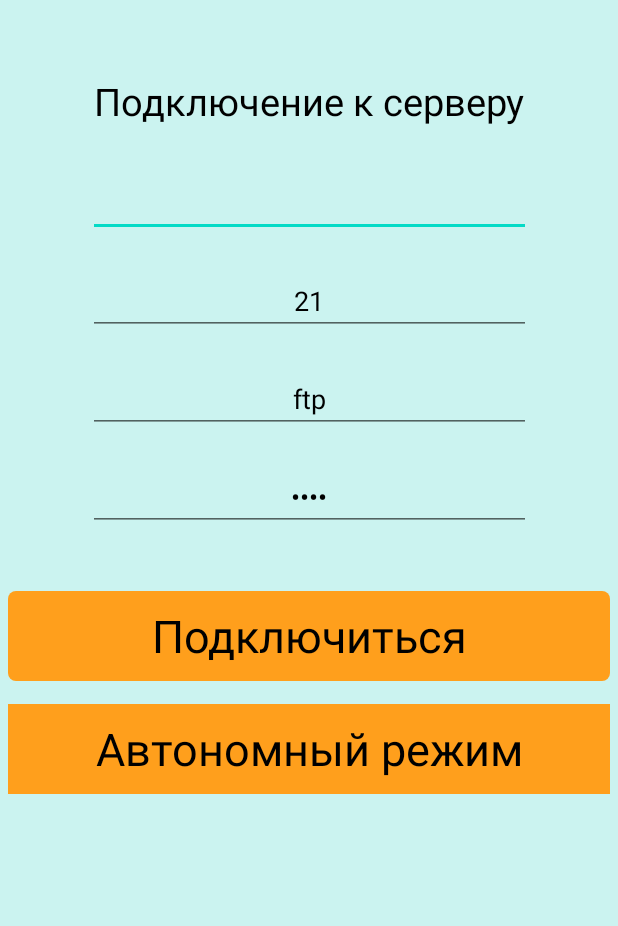
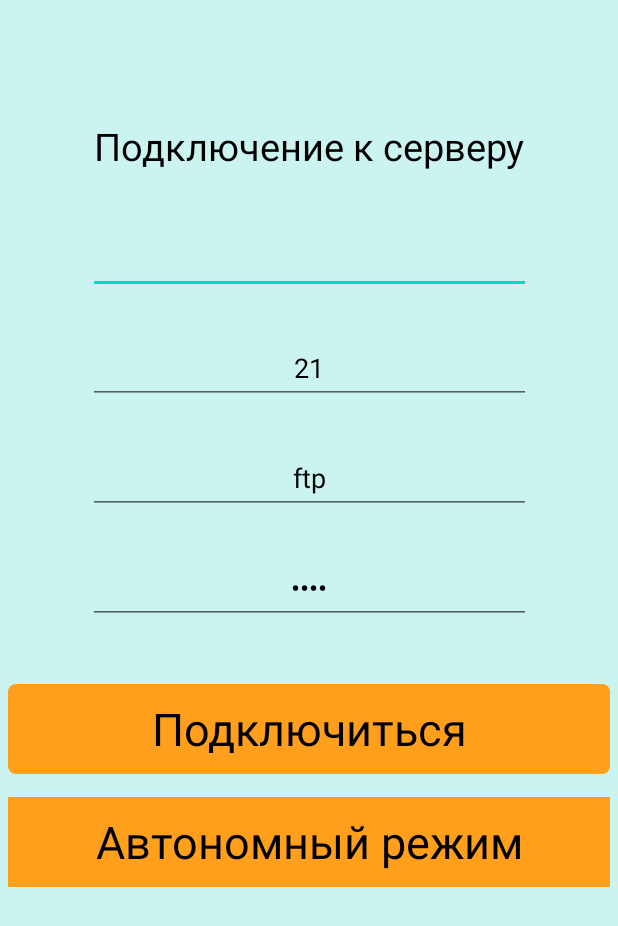
Before and after one commit to maximDprogram/MangaReader, an Android app: the screen it shows after launch (CheckAndDownload), on a phone screen of 412 x 824 dp. Shown: the top 926 px of the screen. Run offline under Robolectric (Android 15) with nearby library versions, the phone set to English and light mode, and no system bars; libraries missing offline, so code that uses them is left out: org.apache.commons.

Commit message:
Initial commit

```diff
--- a/app/src/main/res/layout/activity_check_and_download.xml
+++ b/app/src/main/res/layout/activity_check_and_download.xml
@@ -8,77 +8,86 @@
     tools:context=".CheckAndDownload">
 
     <TextView
-        android:id="@+id/textView2"
+        android:id="@+id/textView"
         android:layout_width="wrap_content"
         android:layout_height="wrap_content"
-        android:layout_marginTop="50dp"
+        android:layout_marginTop="80dp"
         android:textColor="@color/black"
-        android:textSize="25dp"
-        android:text="Подключение к серверу"
+        android:textSize="25sp"
+        android:text="@string/server_connection"
         app:layout_constraintEnd_toEndOf="parent"
         app:layout_constraintStart_toStartOf="parent"
         app:layout_constraintTop_toTopOf="parent" />
 
     <EditText
-        android:id="@+id/editTextNumber"
+        android:id="@+id/editTextUrl"
         android:layout_width="295dp"
-        android:layout_height="40dp"
+        android:layout_height="48dp"
         android:layout_marginTop="33dp"
+        android:autofillHints=""
+        android:ems="10"
         android:gravity="center"
-        android:ems="10"
+        android:inputType="date"
         android:textColor="@color/black"
-        android:inputType="date"
         app:layout_constraintEnd_toEndOf="parent"
         app:layout_constraintStart_toStartOf="parent"
-        app:layout_constraintTop_toBottomOf="@+id/textView2" />
+        app:layout_constraintTop_toBottomOf="@+id/textView"
+        tools:ignore="LabelFor,TextFields" />
 
 
     <EditText
-        android:id="@+id/editTextNumber1"
+        android:id="@+id/editTextPort"
         android:layout_width="295dp"
-        android:layout_height="40dp"
+        android:layout_height="48dp"
         android:layout_marginTop="25dp"
+        android:autofillHints=""
+        android:ems="10"
+        android:gravity="center"
+        android:inputType="number"
+        android:text="@string/port"
         android:textColor="@color/black"
-        android:gravity="center"
-        android:ems="10"
-        android:text="21"
-        android:inputType="number"
         app:layout_constraintEnd_toEndOf="parent"
         app:layout_constraintStart_toStartOf="parent"
-        app:layout_constraintTop_toBottomOf="@+id/editTextNumber" />
+        app:layout_constraintTop_toBottomOf="@+id/editTextUrl"
+        tools:ignore="LabelFor" />
 
 
     <EditText
-        android:id="@+id/editTextNumber2"
+        android:id="@+id/editTextLogin"
         android:layout_width="295dp"
-        android:layout_height="40dp"
+        android:layout_height="48dp"
         android:layout_marginTop="25dp"
+        android:autofillHints=""
+        android:ems="10"
+        android:gravity="center"
+        android:inputType="text"
+        android:text="@string/login"
         android:textColor="@color/black"
-        android:gravity="center"
-        android:text="ftp"
-        android:ems="10"
         app:layout_constraintEnd_toEndOf="parent"
         app:layout_constraintStart_toStartOf="parent"
-        app:layout_constraintTop_toBottomOf="@+id/editTextNumber1" />
+        app:layout_constraintTop_toBottomOf="@+id/editTextPort"
+        tools:ignore="LabelFor" />
 
 
     <EditText
-        android:id="@+id/editTextNumber3"
+        android:id="@+id/editTextPassword"
         android:layout_width="295dp"
-        android:layout_height="40dp"
+        android:layout_height="48dp"
         android:layout_marginTop="25dp"
+        android:autofillHints=""
+        android:ems="10"
+        android:gravity="center"
+        android:inputType="textPassword"
+        android:text="@string/password"
         android:textColor="@color/black"
-        android:gravity="center"
-        android:text="6534"
-        android:ems="10"
-        android:inputType="textPassword"
         app:layout_constraintEnd_toEndOf="parent"
         app:layout_constraintStart_toStartOf="parent"
-        app:layout_constraintTop_toBottomOf="@+id/editTextNumber2" />
+        app:layout_constraintTop_toBottomOf="@+id/editTextLogin"
+        tools:ignore="LabelFor" />
 
 
     <ProgressBar
-        android:id="@+id/progressBar"
+        android:id="@+id/progressBarConnect"
         style="?android:attr/progressBarStyleHorizontal"
         android:layout_width="match_parent"
         android:layout_height="60dp"
@@ -88,25 +97,25 @@
         android:progressDrawable="@drawable/progressbar"
         app:layout_constraintEnd_toEndOf="parent"
         app:layout_constraintStart_toStartOf="parent"
-        app:layout_constraintTop_toBottomOf="@+id/editTextNumber3" />
+        app:layout_constraintTop_toBottomOf="@+id/editTextPassword" />
 
     <TextView
-        android:id="@+id/textView"
+        android:id="@+id/textViewConnect"
         android:layout_width="match_parent"
         android:layout_height="60dp"
         android:paddingTop="9dp"
-        android:text="Подключиться"
+        android:text="@string/connect"
         android:textAlignment="center"
         android:textColor="@color/black"
-        android:textSize="30dp"
-        app:layout_constraintBottom_toBottomOf="@+id/progressBar"
-        app:layout_constraintEnd_toEndOf="@+id/progressBar"
-        app:layout_constraintStart_toStartOf="@+id/progressBar"
-        app:layout_constraintTop_toTopOf="@+id/progressBar" />
+        android:textSize="30sp"
+        app:layout_constraintBottom_toBottomOf="@+id/progressBarConnect"
+        app:layout_constraintEnd_toEndOf="@+id/progressBarConnect"
+        app:layout_constraintStart_toStartOf="@+id/progressBarConnect"
+        app:layout_constraintTop_toTopOf="@+id/progressBarConnect" />
 
 
     <ImageView
-        android:id="@+id/imageView4"
+        android:id="@+id/imageViewOffline"
         android:layout_width="match_parent"
         android:layout_height="60dp"
         android:layout_marginLeft="5dp"
@@ -119,20 +128,20 @@
         android:textStyle="normal"
         app:layout_constraintEnd_toEndOf="parent"
         app:layout_constraintStart_toStartOf="parent"
-        app:layout_constraintTop_toBottomOf="@+id/progressBar" />
+        app:layout_constraintTop_toBottomOf="@+id/progressBarConnect" />
 
     <TextView
-        android:id="@+id/textView4"
+        android:id="@+id/textViewOffline"
         android:background="?android:attr/selectableItemBackground"
         android:layout_width="match_parent"
         android:layout_height="60dp"
         android:paddingTop="9dp"
-        android:text="Автономный режим"
+        android:text="@string/offline_mode"
         android:textAlignment="center"
         android:textColor="@color/black"
-        android:textSize="30dp"
-        app:layout_constraintBottom_toBottomOf="@+id/imageView4"
-        app:layout_constraintEnd_toEndOf="@+id/imageView4"
-        app:layout_constraintStart_toStartOf="@+id/imageView4"
-        app:layout_constraintTop_toTopOf="@+id/imageView4" />
+        android:textSize="30sp"
+        app:layout_constraintBottom_toBottomOf="@+id/imageViewOffline"
+        app:layout_constraintEnd_toEndOf="@+id/imageViewOffline"
+        app:layout_constraintStart_toStartOf="@+id/imageViewOffline"
+        app:layout_constraintTop_toTopOf="@+id/imageViewOffline" />
 </androidx.constraintlayout.widget.ConstraintLayout>
--- a/app/src/main/res/values/strings.xml
+++ b/app/src/main/res/values/strings.xml
@@ -13,4 +13,12 @@
 
     <string name="hello_first_fragment">Hello first fragment</string>
     <string name="hello_second_fragment">Hello second fragment. Arg: %1$s</string>
+    <string name="server_connection">Подключение к серверу</string>
+    <string name="port">21</string>
+    <string name="login">ftp</string>
+    <string name="password">6534</string>
+    <string name="connect">Подключиться</string>
+    <string name="offline_mode">Автономный режим</string>
+    <string name="start_reading">Начать\nчтение</string>
+    <string name="сhapter_selection">Выбор\nглавы</string>
 </resources>
```
Also changed, not shown: app/src/main/java/com/example/mangareader/ActivityManga.java (+3 -23 lines), app/src/main/java/com/example/mangareader/CheckAndDownload.java (+81 -85 lines), app/src/main/res/layout/activity_manga.xml (deleted, +0 -159 lines).
